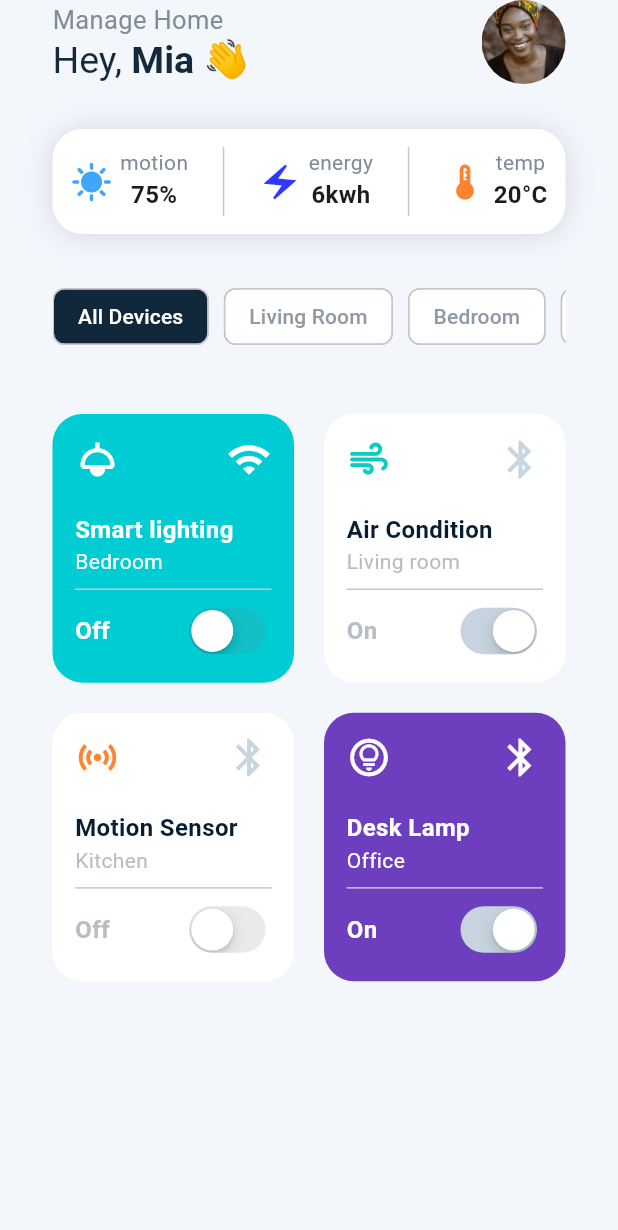
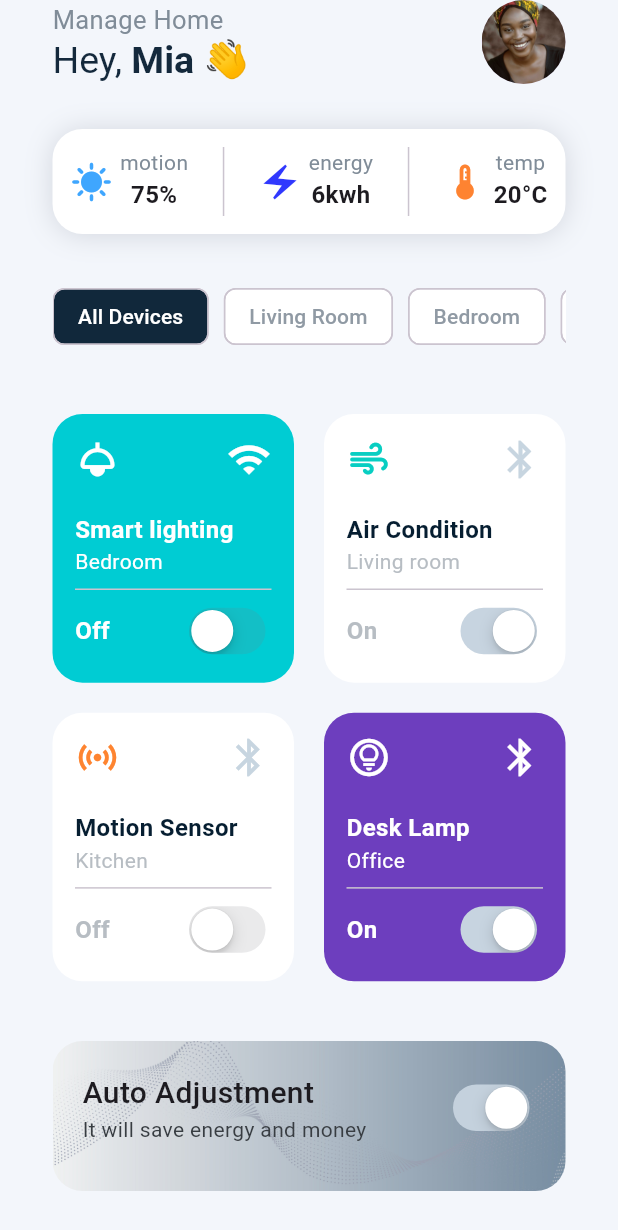
Before and after one commit to xulerxyz/Smart-Home-UI, a Flutter app: the screen it shows after launch, on a phone screen of 412 x 824 dp. Shown: the top 1230 px of the screen. Run offline on Flutter 3.47's test engine with Material 3 defaults, Android fonts, the phone set to English and light mode, and no system bars.

Commit message:
bottom container

```diff
--- a/lib/screens/home_screen.dart
+++ b/lib/screens/home_screen.dart
@@ -1,5 +1,6 @@
 import 'package:flutter/cupertino.dart';
 import 'package:flutter/material.dart';
+import 'package:modern_smart_home_ui_practical_01/screens/widgets/bottom_container.dart';
 import 'package:modern_smart_home_ui_practical_01/screens/widgets/chip_items.dart';
 import 'package:modern_smart_home_ui_practical_01/screens/widgets/custom_app_bar.dart';
 import 'package:modern_smart_home_ui_practical_01/screens/widgets/stats_bar.dart';
@@ -112,7 +113,16 @@ class _HomeScreenState extends State<HomeScreen> {
             ),
 
             // grids
-            gridItems()
+            gridItems(),
+
+            // container
+            const BottomContainer(),
+
+            // add space below
+
+            const SizedBox(
+              height: 30,
+            ),
           ],
         ),
       ),
@@ -178,8 +188,10 @@ class _HomeScreenState extends State<HomeScreen> {
                     children: [
                       Text(
                         gridList[index][5] ? "On" : "Off",
-                        style:
-                            TextStyle(color: gridList[index][9], fontSize: 16, fontWeight: FontWeight.bold),
+                        style: TextStyle(
+                            color: gridList[index][9],
+                            fontSize: 16,
+                            fontWeight: FontWeight.bold),
                       ),
                       CupertinoSwitch(
                         thumbColor: Colors.white,
--- /dev/null
+++ b/lib/screens/widgets/bottom_container.dart
@@ -0,0 +1,52 @@
+import 'package:flutter/cupertino.dart';
+
+class BottomContainer extends StatelessWidget {
+  const BottomContainer({
+    super.key,
+  });
+
+  @override
+  Widget build(BuildContext context) {
+    return Padding(
+      padding: const EdgeInsets.symmetric(horizontal: 35),
+      child: Container(
+        height: 100,
+        padding: const EdgeInsets.all(20),
+        width: double.infinity,
+        decoration: BoxDecoration(
+            borderRadius: BorderRadius.circular(20),
+            image: const DecorationImage(
+                image: AssetImage('assets/images/bg.jpg'),
+                fit: BoxFit.cover)),
+        child:  Column(
+          children: [
+            Row(
+              mainAxisAlignment: MainAxisAlignment.spaceBetween,
+              children: [
+                const Column(
+                  crossAxisAlignment: CrossAxisAlignment.start,
+                  children: [
+                    Text(
+                      "Auto Adjustment",
+                      style: TextStyle(
+                          fontWeight: FontWeight.w500, fontSize: 20),
+                    ),
+                    Text(
+                      "It will save energy and money",
+                      style: TextStyle(
+                          color: Color.fromARGB(255, 56, 61, 66)),
+                    )
+                  ],
+                ),
+                CupertinoSwitch(value: true, activeColor: const Color(0xFFC4D1DD), onChanged: (value) {
+
+                },)
+
+              ],
+            )
+          ],
+        ),
+      ),
+    );
+  }
+}
```
Also changed, not shown: assets/images/bg.jpg (added).
